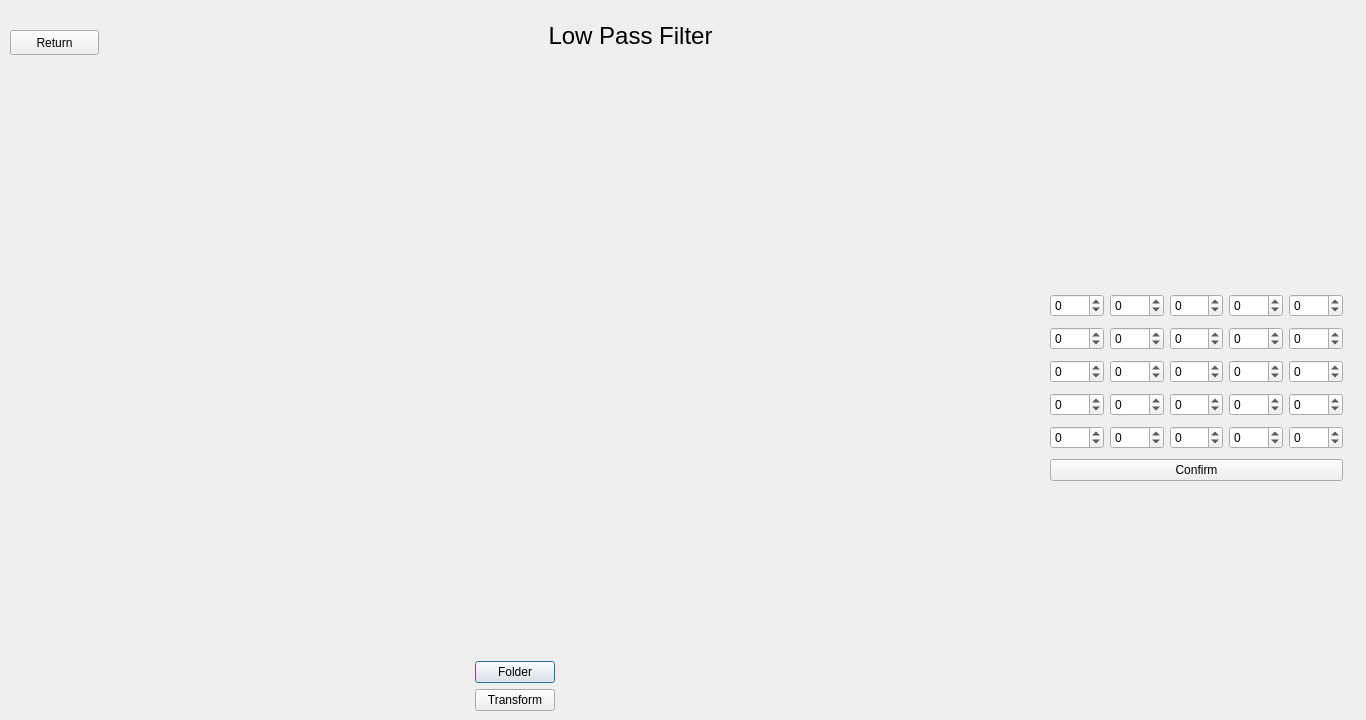
The window that FiltOption/LowPassFilt/src/LowPassFilt/lowpassfilt.ui (Rodelph/Image-Processing-Utility) describes before a commit, drawn with Qt 5.
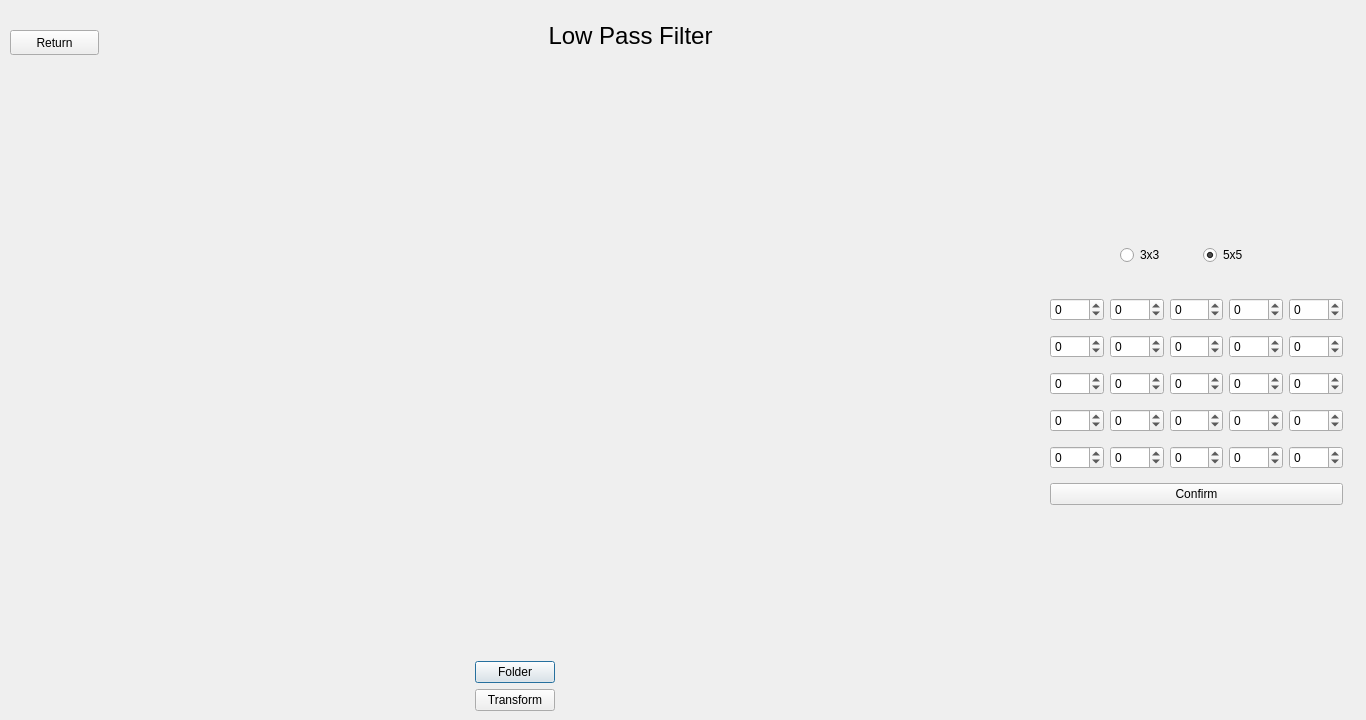
The same window after the commit.

```diff
--- a/FiltOption/LowPassFilt/src/LowPassFilt/lowpassfilt.ui
+++ b/FiltOption/LowPassFilt/src/LowPassFilt/lowpassfilt.ui
@@ -108,7 +108,7 @@
      <x>1050</x>
      <y>290</y>
      <width>293</width>
-     <height>197</height>
+     <height>228</height>
     </rect>
    </property>
    <layout class="QVBoxLayout" name="verticalLayout_4">
@@ -391,6 +391,35 @@
     </item>
    </layout>
   </widget>
+  <widget class="QWidget" name="horizontalLayoutWidget_2">
+   <property name="geometry">
+    <rect>
+     <x>1120</x>
+     <y>240</y>
+     <width>160</width>
+     <height>31</height>
+    </rect>
+   </property>
+   <layout class="QHBoxLayout" name="horizontalLayout_2">
+    <item>
+     <widget class="QRadioButton" name="x3rad">
+      <property name="text">
+       <string>3x3</string>
+      </property>
+     </widget>
+    </item>
+    <item>
+     <widget class="QRadioButton" name="x5rad">
+      <property name="text">
+       <string>5x5</string>
+      </property>
+      <property name="checked">
+       <bool>true</bool>
+      </property>
+     </widget>
+    </item>
+   </layout>
+  </widget>
  </widget>
  <resources/>
  <connections/>
```
